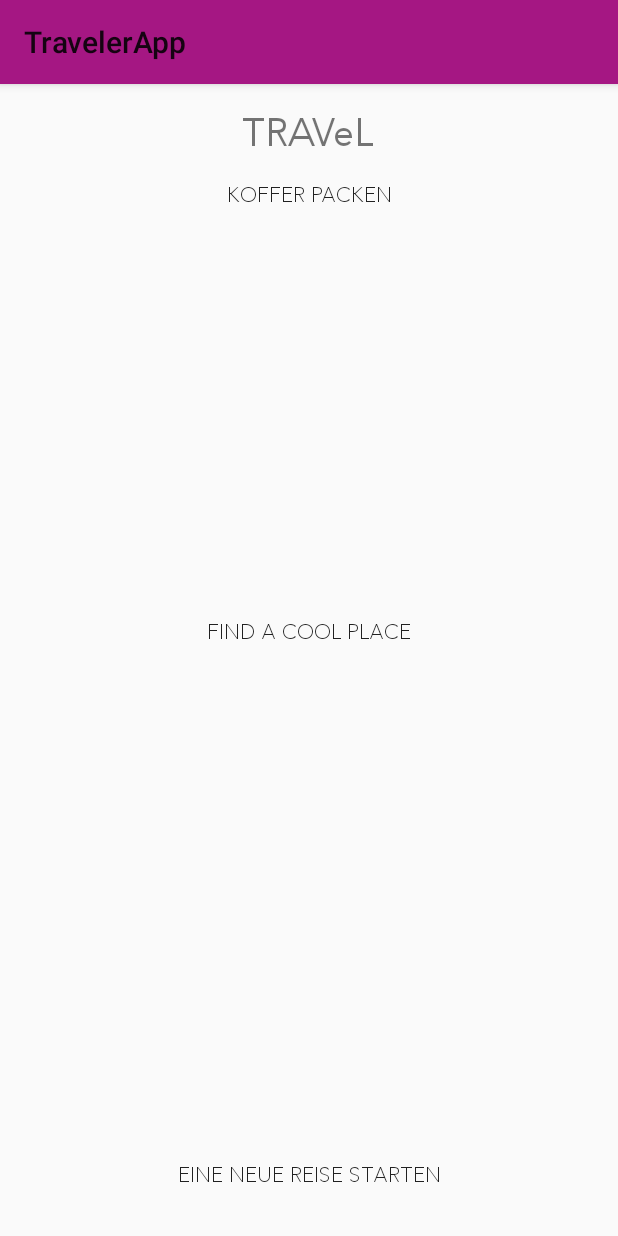
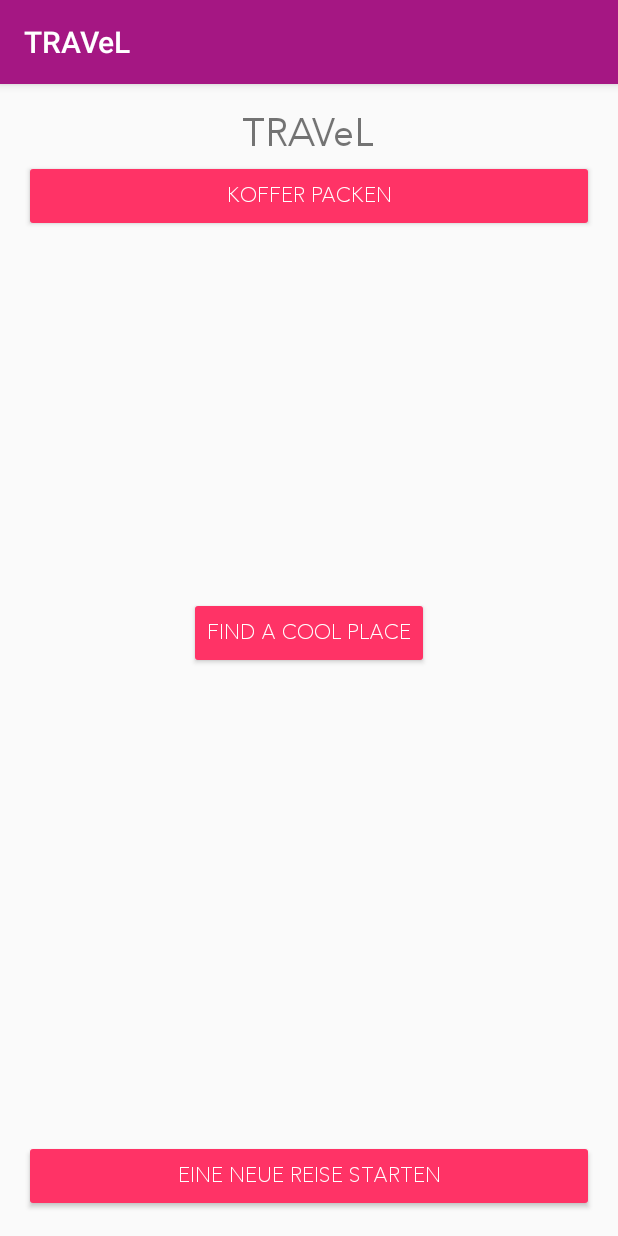
Before and after one commit to softpromin/TravelingApp, an Android app: the screen it shows after launch (MainActivity), on a phone screen of 412 x 824 dp. Run offline under Robolectric (Android 15) with nearby library versions, the phone set to English and light mode, and no system bars.

Commit message:
Button Styles und Color Definitions

```diff
--- a/app/src/main/AndroidManifest.xml
+++ b/app/src/main/AndroidManifest.xml
@@ -16,7 +16,7 @@
         android:icon="@mipmap/ic_launcher"
         android:label="@string/app_name"
         android:supportsRtl="true"
-        android:theme="@style/Test">
+        android:theme="@style/Basic">
         <meta-data
             android:name="com.google.android.geo.API_KEY"
             android:value="AIzaSyC7hQk5LW0FQMWi8lhZrOEILmzcW5tRbL4" />
--- a/app/src/main/java/prak/travelerapp/MainActivity.java
+++ b/app/src/main/java/prak/travelerapp/MainActivity.java
@@ -22,10 +22,10 @@ import prak.travelerapp.WeatherAPI.model.Weather;
 
 public class MainActivity extends AppCompatActivity implements AsyncResponse {
 
-    private Button newTrip;
     public static final String LOG_TAG = MainActivity.class.getSimpleName();
     private Datasource dataSource;
-    private Button itemList; // startet die Packliste
+    private Button newTrip;     // startet neue Reise
+    private Button itemList;    // startet die Packliste
     private Intent listIntent,PlaceActivityIntent;
 
     @Override
--- a/app/src/main/res/layout/activity_main.xml
+++ b/app/src/main/res/layout/activity_main.xml
@@ -22,9 +22,15 @@
         android:id="@+id/itemList"
         android:layout_width="match_parent"
         android:layout_height="wrap_content"
-        android:text="@string/itemList"
-        style="?android:attr/borderlessButtonStyle"
-        />
+        android:text="@string/itemList" />
+
+
+    <Button
+        android:id="@+id/newTrip"
+        android:layout_alignParentBottom="true"
+        android:layout_width="match_parent"
+        android:layout_height="wrap_content"
+        android:text="@string/newTrip" />
 
     <LinearLayout
         android:layout_centerInParent="true"
@@ -34,12 +40,4 @@
         android:orientation="vertical">
     </LinearLayout>
 
-    <Button
-        android:id="@+id/newTrip"
-        android:layout_alignParentBottom="true"
-        android:layout_width="match_parent"
-        android:layout_height="wrap_content"
-        android:text="@string/newTrip"
-        style="?android:attr/borderlessButtonStyle"
-        />
 </RelativeLayout>
--- a/app/src/main/res/layout/fragment_place_picker.xml
+++ b/app/src/main/res/layout/fragment_place_picker.xml
@@ -9,9 +9,7 @@
         android:layout_height="wrap_content"
         android:text="@string/btnName"
         android:id="@+id/placeButton"
-        android:layout_gravity="center_horizontal"
-        style="?android:attr/borderlessButtonStyle"
-        />
+        android:layout_gravity="center_horizontal" />
 
     <TextView
         android:layout_gravity="center_horizontal"
@@ -25,8 +23,4 @@
         android:layout_height="wrap_content"
         android:id="@+id/place"/>
 
-
-
-
-
 </LinearLayout>
--- a/app/src/main/res/values/colors.xml
+++ b/app/src/main/res/values/colors.xml
@@ -3,4 +3,9 @@
     <color name="colorPrimary">#a51783</color>
     <color name="colorPrimaryDark">#6f0054</color>
     <color name="colorAccent">#ff3366</color>
+
+    <color name="black">#1d1d26</color>
+    <color name="white">#ffffff</color>
+    <color name="darkGrey">#a8a8aa</color>
+    <color name="lightGrey">#f3f3f4</color>
 </resources>
--- a/app/src/main/res/values/strings.xml
+++ b/app/src/main/res/values/strings.xml
@@ -1,7 +1,8 @@
 <resources>
-    <string name="app_name">TravelerApp</string>
+    <string name="app_name">TRAVeL</string>
     <string name="heading">Traveler</string>
     <string name="welcome">TRAVeL</string>
+
     <string name="newTrip">Eine neue Reise starten</string>
     <string name="btnName">Find a cool Place</string>
     <string name="itemList">Koffer packen</string>
--- a/app/src/main/res/values/styles.xml
+++ b/app/src/main/res/values/styles.xml
@@ -8,9 +8,21 @@
         <item name="colorAccent">@color/colorAccent</item>
     </style>
 
-    <style name="Test" parent="AppTheme" >
+    <style name="Basic" parent="AppTheme" >
         <item name="android:colorBackground">@color/background_material_light</item>
         <item name="android:typeface">serif</item>
+        <item name="android:textColorPrimary">@color/white</item>
+
+        <!-- Raised Button Style -->
+        <item name="colorButtonNormal">@color/colorAccent</item>
+
+        <!-- ListView Packliste -->
+        <item name="android:listViewStyle">@style/itemList</item>
+    </style>
+
+    <style name="itemList" parent="Widget.AppCompat.ListView">
+        <item name="android:textColorPrimary">@color/black</item>
+        <item name="android:divider">@color/colorAccent</item>
     </style>
 
 </resources>
```
